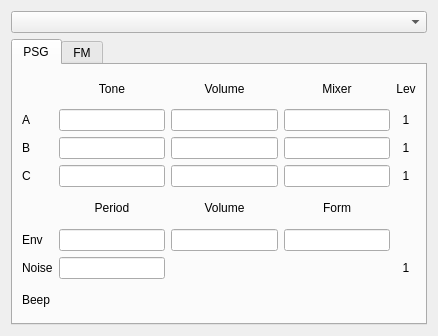
First picture: the form in ui/dbgwidgets/form_ay.ui, repository dotkoval/xpeccy-plus, before the edit.
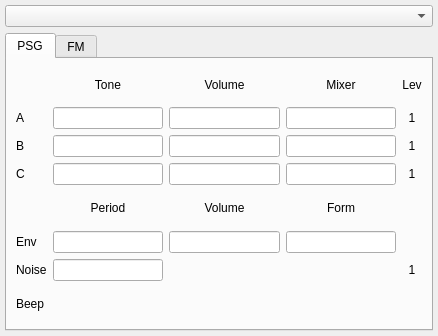
Second picture: the form after the edit.

```diff
--- a/ui/dbgwidgets/form_ay.ui
+++ b/ui/dbgwidgets/form_ay.ui
@@ -14,6 +14,18 @@
    <string>Form</string>
   </property>
   <layout class="QVBoxLayout" name="verticalLayout">
+   <property name="leftMargin">
+    <number>5</number>
+   </property>
+   <property name="topMargin">
+    <number>5</number>
+   </property>
+   <property name="rightMargin">
+    <number>5</number>
+   </property>
+   <property name="bottomMargin">
+    <number>5</number>
+   </property>
    <item>
     <widget class="QComboBox" name="cbChipSelect"/>
    </item>
```
